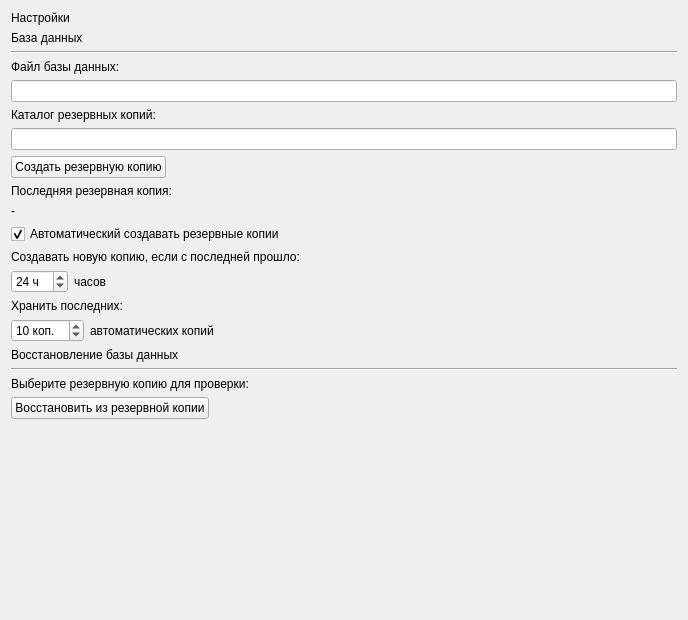
Qt form ui/settingswidget.ui (nikola240698/MeteringActs) before a commit.
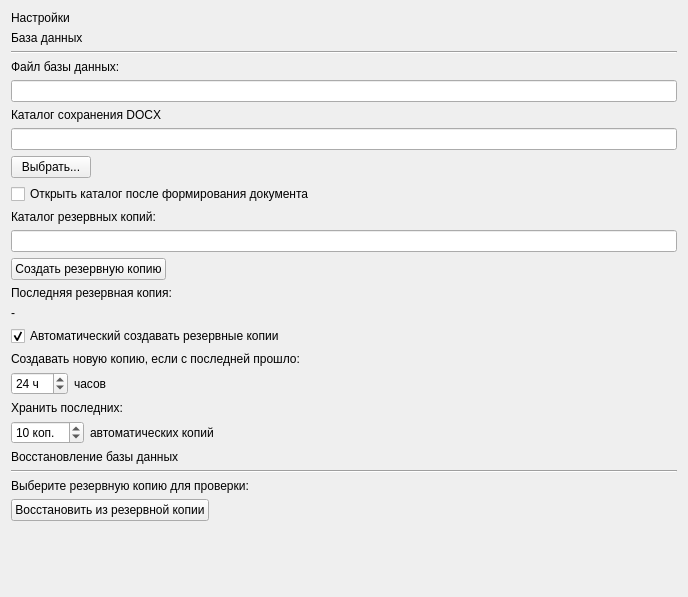
The same form after that commit.

The edit to the form file:
```diff
--- a/ui/settingswidget.ui
+++ b/ui/settingswidget.ui
@@ -7,7 +7,7 @@
     <x>0</x>
     <y>0</y>
     <width>688</width>
-    <height>620</height>
+    <height>597</height>
    </rect>
   </property>
   <property name="windowTitle">
@@ -45,6 +45,51 @@
    <item>
     <widget class="QLineEdit" name="databasePathLineEdit"/>
    </item>
+   <item>
+    <widget class="QLabel" name="label_5">
+     <property name="text">
+      <string>Каталог сохранения DOCX</string>
+     </property>
+    </widget>
+   </item>
+   <item>
+    <widget class="QLineEdit" name="docxPathLineEdit">
+     <property name="readOnly">
+      <bool>true</bool>
+     </property>
+    </widget>
+   </item>
+   <item>
+    <layout class="QHBoxLayout" name="horizontalLayout_5">
+     <item>
+      <widget class="QPushButton" name="selectDocxPathButton">
+       <property name="text">
+        <string>Выбрать...</string>
+       </property>
+      </widget>
+     </item>
+     <item>
+      <spacer name="horizontalSpacer_5">
+       <property name="orientation">
+        <enum>Qt::Orientation::Horizontal</enum>
+       </property>
+       <property name="sizeHint" stdset="0">
+        <size>
+         <width>40</width>
+         <height>20</height>
+        </size>
+       </property>
+      </spacer>
+     </item>
+    </layout>
+   </item>
+   <item>
+    <widget class="QCheckBox" name="openDocxDirectoryCheckBox">
+     <property name="text">
+      <string>Открыть каталог после формирования документа</string>
+     </property>
+    </widget>
+   </item>
    <item>
     <widget class="QLabel" name="backupPathLabel">
      <property name="text">
```
